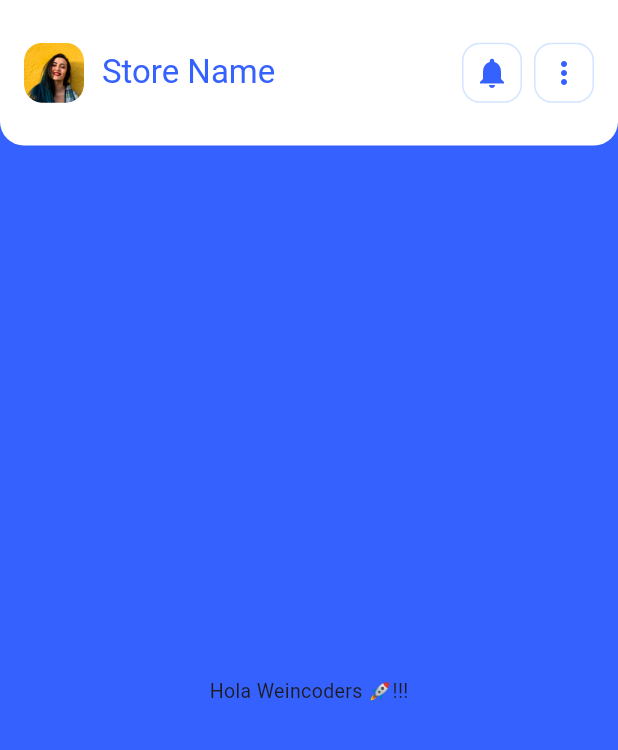
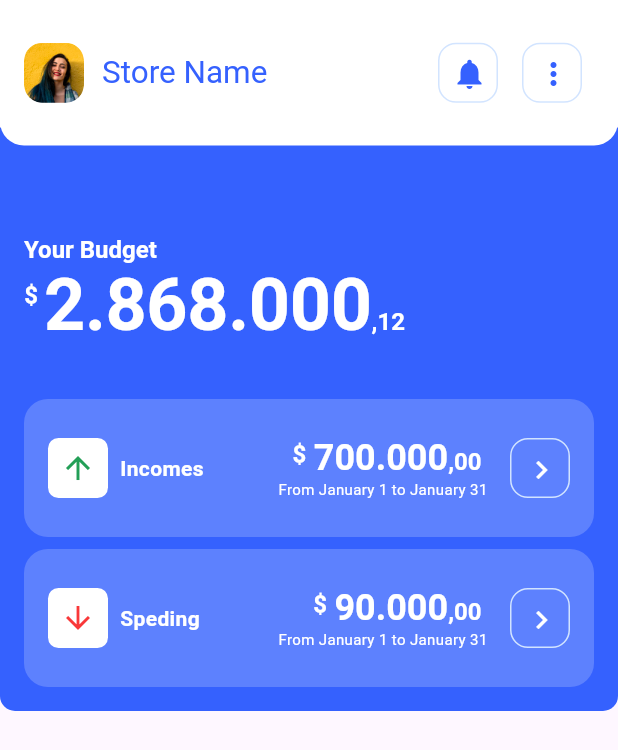
Before and after one commit to DelaRosaJose/wein_flu_FlutterApp, a Flutter app: the screen it shows after launch, on a phone screen of 412 x 824 dp. Shown: the top 750 px of the screen. Run offline on Flutter 3.47's test engine with Material 3 defaults, Android fonts, the phone set to English and light mode, and no system bars.

Commit message:
We add 3 new widgets and create the TopHomePageBody

```diff
--- /dev/null
+++ b/lib/design/radius.dart
@@ -0,0 +1,8 @@
+import 'package:flutter/material.dart';
+
+class WeinFluRadius {
+  WeinFluRadius._();
+
+  static const Radius small = Radius.circular(16);
+  static const Radius xs = Radius.circular(10);
+}
--- a/lib/pages/home_app_bar_title.dart
+++ b/lib/pages/home_app_bar_title.dart
@@ -1,9 +1,14 @@
 import 'package:flutter/material.dart';
 import '../design/colors.dart';
+import '../widgets/button_container.dart';
 
 class HomeAppBarTitle extends StatelessWidget {
-  const HomeAppBarTitle({super.key});
+  const HomeAppBarTitle({
+    super.key,
+    required this.userName,
+  });
 
+  final String userName;
   @override
   Widget build(BuildContext context) {
     return Row(
@@ -17,48 +22,41 @@ class HomeAppBarTitle extends StatelessWidget {
                   DecorationImage(image: AssetImage('assets/images/user.png')),
               borderRadius: BorderRadius.all(Radius.circular(12))),
         ),
+        Text(
+          userName,
+          style: Theme.of(context).textTheme.headlineLarge,
+        ),
         Expanded(
-          child: Text(
-            'Store Name',
-            style: Theme.of(context).textTheme.headlineLarge,
+          child: Row(
+            mainAxisAlignment: MainAxisAlignment.end,
+            children: [
+              ButtonContainer(
+                iconButton: IconButton(
+                  onPressed: () {
+                    ScaffoldMessenger.of(context).showSnackBar(const SnackBar(
+                        content: Text('Notification button pressed! 😊')));
+                  },
+                  icon: const Icon(Icons.notifications,
+                      color: WeinFluColors.brandPrimaryColor),
+                ),
+                margin: const EdgeInsets.all(8),
+              ),
+              ButtonContainer(
+                iconButton: IconButton(
+                  icon: const Icon(
+                    Icons.more_vert,
+                    color: WeinFluColors.brandPrimaryColor,
+                  ),
+                  onPressed: () => ScaffoldMessenger.of(context).showSnackBar(
+                      const SnackBar(
+                          content: Text('More options button pressed! 😊'))),
+                ),
+                margin: const EdgeInsets.all(8),
+              )
+            ],
           ),
         ),
-        ContainerHeaderIcon(
-            configMargin: const EdgeInsets.only(right: 12),
-            iconButton: IconButton(
-                onPressed: () => print('presionarion icono notificiaciones'),
-                icon: const Icon(
-                  Icons.notifications,
-                  color: WeinFluColors.brandPrimaryColor,
-                ))),
-        ContainerHeaderIcon(
-            iconButton: IconButton(
-                onPressed: () => print('presionarion icono mas'),
-                icon: const Icon(
-                  Icons.more_vert,
-                  color: WeinFluColors.brandPrimaryColor,
-                ))),
       ],
     );
   }
 }
-
-class ContainerHeaderIcon extends StatelessWidget {
-  final IconButton iconButton;
-  final EdgeInsets? configMargin;
-  const ContainerHeaderIcon(
-      {super.key, required this.iconButton, this.configMargin});
-
-  @override
-  Widget build(BuildContext context) {
-    return Container(
-      height: 40,
-      width: 40,
-      margin: configMargin,
-      decoration: BoxDecoration(
-          border: Border.all(color: WeinFluColors.brandLightColor),
-          borderRadius: const BorderRadius.all(Radius.circular(12))),
-      child: iconButton,
-    );
-  }
-}
--- a/lib/pages/home_page.dart
+++ b/lib/pages/home_page.dart
@@ -1,5 +1,9 @@
 import 'package:flutter/material.dart';
 import 'package:wein_flu/design/colors.dart';
+import 'package:wein_flu/design/radius.dart';
+import 'package:wein_flu/pages/home_app_bar_title.dart';
+import 'package:wein_flu/widgets/custom_money_display.dart';
+import 'package:wein_flu/widgets/summary_card.dart';
 
 class HomePage extends StatelessWidget {
   const HomePage({
@@ -11,88 +15,107 @@ class HomePage extends StatelessWidget {
   @override
   Widget build(BuildContext context) {
     return Scaffold(
-      backgroundColor: WeinFluColors.brandPrimaryColor,
       appBar: AppBar(
         toolbarHeight: 97,
         shape: const RoundedRectangleBorder(
           borderRadius: BorderRadius.only(
-            bottomLeft: Radius.circular(16),
-            bottomRight: Radius.circular(16),
+            bottomLeft: WeinFluRadius.small,
+            bottomRight: WeinFluRadius.small,
           ),
         ),
         backgroundColor: WeinFluColors.brandLightColor,
-        title: AppBarTitle(userName: userName),
+        title: HomeAppBarTitle(userName: userName),
       ),
-      body: const Center(
-        child: Text(
-          'Hola Weincoders 🚀!!!',
+      body: const TopHomePageBody(),
+    );
+  }
+}
+
+class TopHomePageBody extends StatelessWidget {
+  const TopHomePageBody({
+    super.key,
+  });
+
+  @override
+  Widget build(BuildContext context) {
+    return Container(
+      width: MediaQuery.of(context).size.width,
+      padding: const EdgeInsets.all(16),
+      transform: Matrix4.translationValues(0, -12, 0),
+      decoration: const BoxDecoration(
+        borderRadius: BorderRadius.only(
+          bottomLeft: WeinFluRadius.xs,
+          bottomRight: WeinFluRadius.xs,
         ),
+        color: WeinFluColors.brandPrimaryColor,
+      ),
+      height: 389,
+      child: Column(
+        crossAxisAlignment: CrossAxisAlignment.start,
+        children: [
+          Expanded(
+            child: Column(
+              crossAxisAlignment: CrossAxisAlignment.start,
+              children: [
+                Container(
+                    margin: const EdgeInsets.only(top: 56),
+                    child: Text(
+                      'Your Budget',
+                      style: Theme.of(context)
+                          .textTheme
+                          .displaySmall!
+                          .copyWith(color: WeinFluColors.brandLightColor),
+                    )),
+                CustomMoneyDisplay(
+                  amount: 2868000.12,
+                  padding: const EdgeInsets.only(top: 8, right: 4),
+                  amountStyle: Theme.of(context)
+                      .textTheme
+                      .displayLarge!
+                      .copyWith(color: WeinFluColors.brandLightColor),
+                  amountStyleSmall: const TextStyle(
+                      fontSize: 16,
+                      fontWeight: FontWeight.bold,
+                      color: WeinFluColors.brandLightColor),
+                ),
+              ],
+            ),
+          ),
+          SummaryCard(
+              typeofCard: TypeofCard.incomes,
+              amount: 700000,
+              period: 'From January 1 to January 31',
+              action: () => ScaffoldMessenger.of(context).showSnackBar(
+                    SnackBar(
+                      backgroundColor: WeinFluColors.brandOnSuccessColor,
+                      content: Text(
+                        '${TypeofCard.incomes.name} Action Pushed 😃',
+                        style: Theme.of(context).textTheme.bodyLarge!.copyWith(
+                              fontWeight: FontWeight.bold,
+                              color: WeinFluColors.brandLightColor,
+                            ),
+                      ),
+                    ),
+                  )),
+          SummaryCard(
+            typeofCard: TypeofCard.speding,
+            amount: 90000,
+            period: 'From January 1 to January 31',
+            action: () => ScaffoldMessenger.of(context).showSnackBar(
+              SnackBar(
+                backgroundColor: WeinFluColors.brandOnErrorColor,
+                content: Text(
+                  '${TypeofCard.speding.name} Action Pushed 🙃',
+                  style: Theme.of(context).textTheme.bodyLarge!.copyWith(
+                        fontWeight: FontWeight.bold,
+                        color: WeinFluColors.brandLightColor,
+                      ),
+                ),
+              ),
+            ),
+          )
+        ],
       ),
     );
   }
 }
-
-class AppBarTitle extends StatelessWidget {
-  const AppBarTitle({
-    super.key,
-    required this.userName,
-  });
-
-  final String userName;
-
-  @override
-  Widget build(BuildContext context) {
-    return Row(
-      children: [
-        Container(
-          width: 40,
-          height: 40,
-          margin: const EdgeInsets.only(right: 12),
-          decoration: const BoxDecoration(
-              image: DecorationImage(
-                  image: AssetImage('assets/images/user.png')),
-              borderRadius: BorderRadius.all(Radius.circular(12))),
-        ),
-        Text(
-          userName,
-          style: const TextStyle(color: WeinFluColors.brandPrimaryColor),
-        ),
-        const Expanded(
-          child: Row(
-            mainAxisAlignment: MainAxisAlignment.end,
-            children: [
-              ButtonContainer(
-                icon: Icons.notifications,
-                margin: EdgeInsets.all(8),
-              ),
-              ButtonContainer(icon: Icons.more_vert)
-            ],
-          ),
-        ),
-      ],
-    );
-  }
-}
-
-class ButtonContainer extends StatelessWidget {
-  final IconData icon;
-  final EdgeInsetsGeometry? margin;
-
-  const ButtonContainer({super.key, required this.icon, this.margin});
-
-  @override
-  Widget build(BuildContext context) {
-    return Container(
-      decoration: BoxDecoration(
-          border: Border.all(color: WeinFluColors.brandLightColorBorder),
-          borderRadius: const BorderRadius.all(Radius.circular(12))),
-      width: 40,
-      height: 40,
-      margin: margin,
-      child: Icon(
-        icon,
-        color: WeinFluColors.brandPrimaryColor,
-      ),
-    );
-  }
-}
--- /dev/null
+++ b/lib/widgets/button_container.dart
@@ -0,0 +1,21 @@
+import 'package:flutter/material.dart';
+import 'package:wein_flu/design/colors.dart';
+
+class ButtonContainer extends StatelessWidget {
+  final IconButton iconButton;
+  final EdgeInsetsGeometry? margin;
+
+  const ButtonContainer({super.key, required this.iconButton, this.margin});
+
+  @override
+  Widget build(BuildContext context) {
+    return Container(
+        decoration: BoxDecoration(
+            border: Border.all(color: WeinFluColors.brandLightColorBorder),
+            borderRadius: const BorderRadius.all(Radius.circular(12))),
+        width: 40,
+        height: 40,
+        margin: margin,
+        child: iconButton);
+  }
+}
--- /dev/null
+++ b/lib/widgets/custom_money_display.dart
@@ -0,0 +1,46 @@
+import 'package:flutter/material.dart';
+import 'package:intl/intl.dart';
+
+class CustomMoneyDisplay extends StatelessWidget {
+  final double amount;
+  final TextStyle amountStyle;
+  final TextStyle amountStyleSmall;
+  final EdgeInsets? padding;
+
+  const CustomMoneyDisplay(
+      {super.key,
+      required this.amount,
+      required this.amountStyle,
+      required this.amountStyleSmall,
+      this.padding});
+
+  @override
+  Widget build(BuildContext context) {
+    final formater = NumberFormat.currency(
+        locale: 'eu',
+        customPattern: '#,### \u00a4',
+        symbol: '',
+        decimalDigits: 2);
+
+    final String convertedMoneyToString = formater.format(amount);
+    final splitConvertedValues = convertedMoneyToString.split(',');
+
+    return Row(
+      crossAxisAlignment: CrossAxisAlignment.start,
+      children: [
+        Padding(
+          padding: padding!,
+          child: Text(
+            '\$',
+            style: amountStyleSmall,
+          ),
+        ),
+        RichText(
+            text: TextSpan(children: [
+          TextSpan(text: splitConvertedValues[0], style: amountStyle),
+          TextSpan(text: ',${splitConvertedValues[1]}', style: amountStyleSmall)
+        ])),
+      ],
+    );
+  }
+}
--- /dev/null
+++ b/lib/widgets/summary_card.dart
@@ -0,0 +1,103 @@
+import 'package:flutter/material.dart';
+import 'package:intl/intl.dart';
+import 'package:wein_flu/design/colors.dart';
+import 'package:wein_flu/design/radius.dart';
+import 'package:wein_flu/widgets/button_container.dart';
+import 'package:wein_flu/widgets/custom_money_display.dart';
+
+enum TypeofCard { incomes, speding }
+
+class SummaryCard extends StatelessWidget {
+  final TypeofCard typeofCard;
+  final double amount;
+  final String period;
+  final void Function()? action;
+
+  const SummaryCard(
+      {super.key,
+      required this.typeofCard,
+      required this.amount,
+      required this.period,
+      this.action});
+
+  @override
+  Widget build(BuildContext context) {
+    final Icon icon = typeofCard == TypeofCard.incomes
+        ? const Icon(
+            Icons.arrow_upward,
+            color: WeinFluColors.brandOnSuccessColor,
+          )
+        : const Icon(
+            Icons.arrow_downward,
+            color: WeinFluColors.brandOnErrorColor,
+          );
+
+    return Container(
+      height: 92,
+      padding: const EdgeInsets.all(16),
+      margin: const EdgeInsets.only(top: 8),
+      decoration: const BoxDecoration(
+        color: WeinFluColors.brandLightColorOpacity,
+        borderRadius: BorderRadius.all(WeinFluRadius.small),
+      ),
+      child: Row(
+        // mainAxisAlignment: MainAxisAlignment.spaceBetween,
+        children: [
+          Container(
+            height: 40,
+            width: 40,
+            decoration: BoxDecoration(
+                borderRadius: BorderRadius.circular(7),
+                color: WeinFluColors.brandLightColor),
+            margin: const EdgeInsets.only(right: 8),
+            child: icon,
+          ),
+          Expanded(
+            child: Text(
+              toBeginningOfSentenceCase(typeofCard.name),
+              style: TextStyle(
+                  fontSize: Theme.of(context).textTheme.bodyLarge!.fontSize,
+                  color: WeinFluColors.brandLightColor,
+                  fontWeight: FontWeight.bold),
+            ),
+          ),
+          Column(
+            mainAxisAlignment: MainAxisAlignment.center,
+            crossAxisAlignment: CrossAxisAlignment.end,
+            children: [
+              CustomMoneyDisplay(
+                padding: const EdgeInsets.only(top: 2, right: 5),
+                amount: amount,
+                amountStyle: Theme.of(context)
+                    .textTheme
+                    .displayMedium!
+                    .copyWith(color: WeinFluColors.brandLightColor),
+                amountStyleSmall: Theme.of(context)
+                    .textTheme
+                    .displaySmall!
+                    .copyWith(color: WeinFluColors.brandLightColor),
+              ),
+              Text(
+                period,
+                style: const TextStyle(
+                  fontSize: 10,
+                  color: WeinFluColors.brandLightColor,
+                  fontFamily: 'RobotoMono',
+                ),
+              ),
+            ],
+          ),
+          ButtonContainer(
+            iconButton: IconButton(
+                onPressed: action,
+                icon: const Icon(
+                  Icons.chevron_right,
+                  color: WeinFluColors.brandLightColor,
+                )),
+            margin: const EdgeInsets.only(left: 15),
+          )
+        ],
+      ),
+    );
+  }
+}
--- a/pubspec.yaml
+++ b/pubspec.yaml
@@ -9,6 +9,7 @@ environment:
 dependencies:
   flutter:
     sdk: flutter
+  intl: ^0.19.0
 
 dev_dependencies:
   flutter_test:
```
Also changed, not shown: pubspec.lock.
